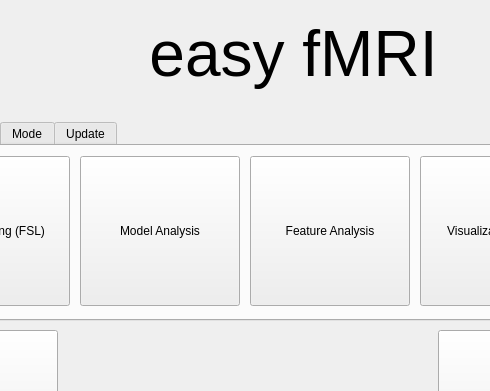
First picture: the form in GUI/frmMainMenuGUI.ui, repository myousefnezhad/easyfmri, before the edit; both pictures show x 112 to 602 and y 0 to 391 of the 723 by 494 pixel window.
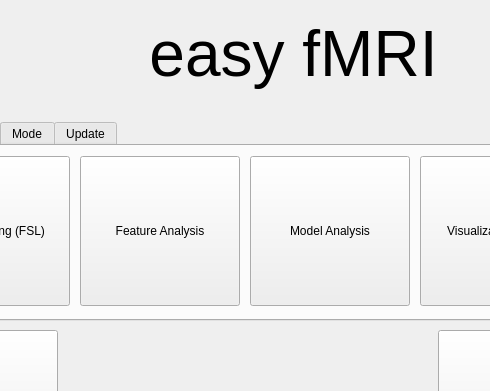
Second picture: the form after the edit. Icons and pictures are not drawn.

The edit to the form file:
```diff
--- a/GUI/frmMainMenuGUI.ui
+++ b/GUI/frmMainMenuGUI.ui
@@ -83,7 +83,7 @@
     <widget class="QToolButton" name="btnFeatureAnalysis">
      <property name="geometry">
       <rect>
-       <x>350</x>
+       <x>180</x>
        <y>10</y>
        <width>160</width>
        <height>150</height>
@@ -109,7 +109,7 @@
     <widget class="QToolButton" name="btnModelAnalysis">
      <property name="geometry">
       <rect>
-       <x>180</x>
+       <x>350</x>
        <y>10</y>
        <width>160</width>
        <height>150</height>
```
